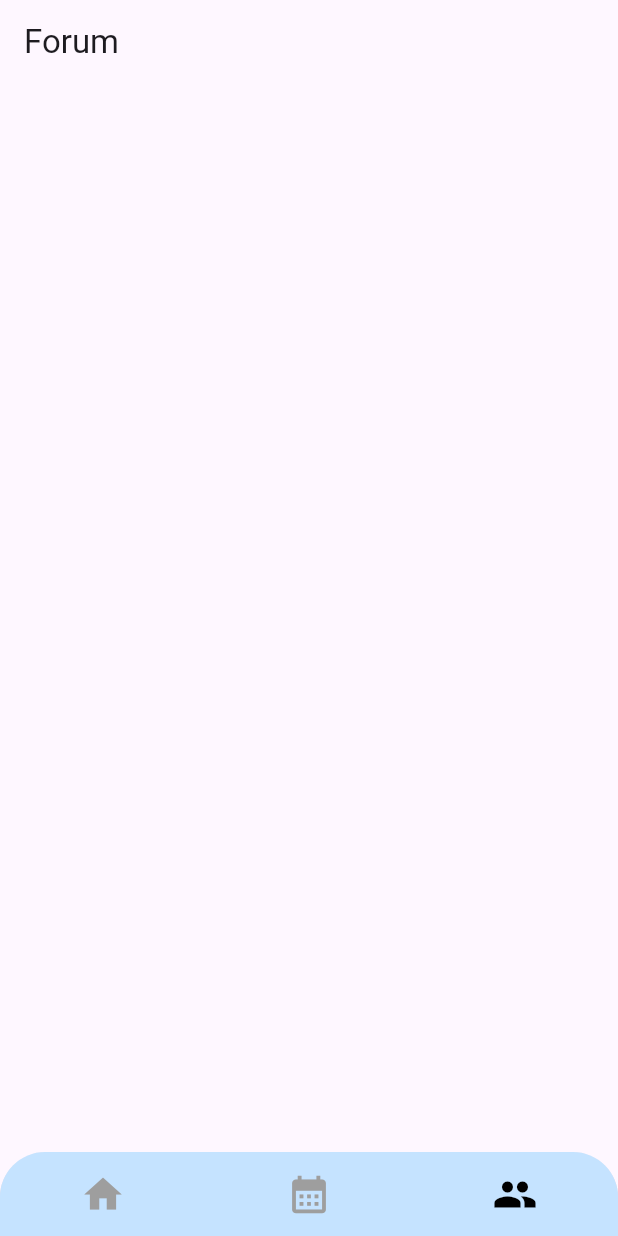
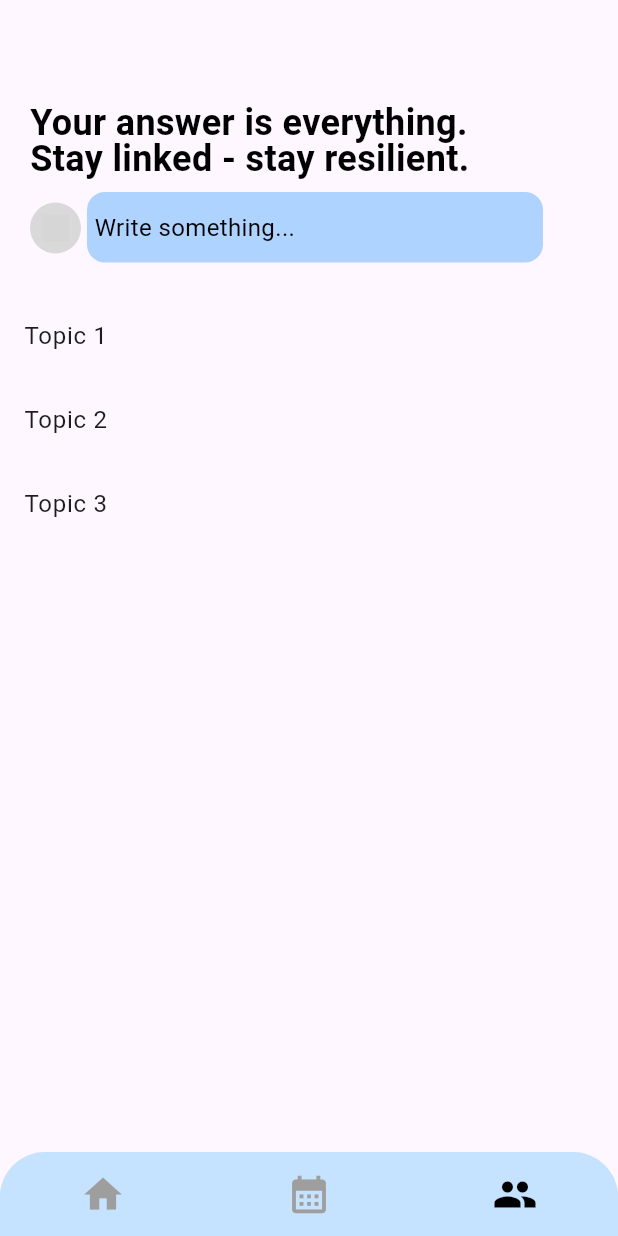
Before and after one commit to indahgithaa/morie, a Flutter app: the screen it shows after launch, item 3 of the bottom bar chosen, on a phone screen of 412 x 824 dp. Run offline on Flutter 3.47's test engine with Material 3 defaults, Android fonts, the phone set to English and light mode, and no system bars; our stand-ins replace flutter_svg; grey boxes are pictures that could not be loaded.

Commit message:
forum: header

```diff
--- a/lib/pages/forum_page.dart
+++ b/lib/pages/forum_page.dart
@@ -1,11 +1,135 @@
 import 'package:flutter/material.dart';
+import 'package:flutter_svg/flutter_svg.dart';
+
+class Topic {
+  final String title;
+  final String content;
+
+  Topic(this.title, this.content);
+}
 
 class ForumPage extends StatelessWidget {
+  final List<Topic> topics = [
+    Topic('Topic 1', 'Content of Topic 1'),
+    Topic('Topic 2', 'Content of Topic 2'),
+    Topic('Topic 3', 'Content of Topic 3'),
+  ];
+
+  @override
+  Widget build(BuildContext context) {
+    return Scaffold(
+      body: Expanded(
+        child: Column(
+          crossAxisAlignment: CrossAxisAlignment.start,
+          children: [
+            Container(
+              margin: EdgeInsets.only(top: 70, left: 20, right: 20, bottom: 0),
+              child: Text(
+                'Your answer is everything.\nStay linked - stay resilient.',
+                style: TextStyle(
+                  fontFamily: 'Roboto',
+                  fontSize: 24,
+                  fontWeight: FontWeight.w700,
+                  height: 1,
+                  color: Color(0xff000000),
+                ),
+              ),
+            ),
+            Container(
+              margin:  EdgeInsets.fromLTRB(20, 10, 15, 21),
+              width:  double.infinity,
+              child:
+              Row(
+                crossAxisAlignment:  CrossAxisAlignment.center,
+                children:  [
+                  Container(
+                    margin: EdgeInsets.fromLTRB(0, 1, 4, 0),
+                    width: 34,
+                    height: 34,
+                    decoration: BoxDecoration(
+                      borderRadius: BorderRadius.circular(17),
+                      color: Color(0xffd9d9d9),
+                    ),
+                    child: Padding(
+                      padding: const EdgeInsets.all(8.0),
+                      child: SvgPicture.asset(
+                        'assets/mom_profpic.svg',
+                        fit: BoxFit.cover,
+                      ),
+                    ),
+                  ),
+                  Container(
+                    padding: EdgeInsets.fromLTRB(5, 12.5, 5, 11.5),
+                    width: 304,
+                    height: 47,
+                    decoration: BoxDecoration(
+                      color: Color(0xffaed3ff),
+                      borderRadius: BorderRadius.circular(12),
+                    ),
+                    child: Text(
+                      'Write something...',
+                      style: TextStyle(
+                        fontFamily: 'Roboto',
+                        fontSize: 16,
+                        fontWeight: FontWeight.w400,
+                        height: 1.4375,
+                        color: Color(0xff000000),
+                      ),
+                    ),
+                  ),
+                ],
+              ),
+            ),
+            Expanded(
+              child: ListView.builder(
+                itemCount: topics.length,
+                itemBuilder: (context, index) {
+                  return ListTile(
+                    title: Text(topics[index].title),
+                    onTap: () {
+                      Navigator.push(
+                        context,
+                        MaterialPageRoute(
+                          builder: (context) =>
+                              TopicDetailsPage(topic: topics[index]),
+                        ),
+                      );
+                    },
+                  );
+                },
+              ),
+            ),
+          ],
+        ),
+      ),
+    );
+  }
+}
+
+class TopicDetailsPage extends StatelessWidget {
+  final Topic topic;
+
+  TopicDetailsPage({required this.topic});
+
   @override
   Widget build(BuildContext context) {
     return Scaffold(
       appBar: AppBar(
-        title: Text("Forum"),
+        title: Text(topic.title),
+      ),
+      body: Padding(
+        padding: const EdgeInsets.all(16.0),
+        child: Column(
+          crossAxisAlignment: CrossAxisAlignment.start,
+          children: [
+            Text(
+              topic.title,
+              style: TextStyle(fontSize: 24, fontWeight: FontWeight.bold),
+            ),
+            SizedBox(height: 16),
+            Text(topic.content),
+          ],
+        ),
       ),
     );
   }
```
Also changed, not shown: pubspec.yaml (+4 -3 lines), assets/mom_profpic.png (added), assets/mom_profpic.svg (added), assets/mum_profpic.png (added), assets/sitied_profpic.png (added), assets/yoga_pic.png (added), pubspec.lock.
